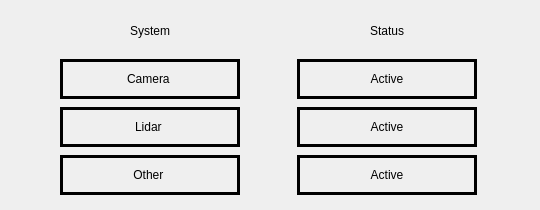
The window that amr_v4_qt/src/health_screen.ui (ColinSmith14/agv_gui) describes before a commit, drawn with Qt 5.
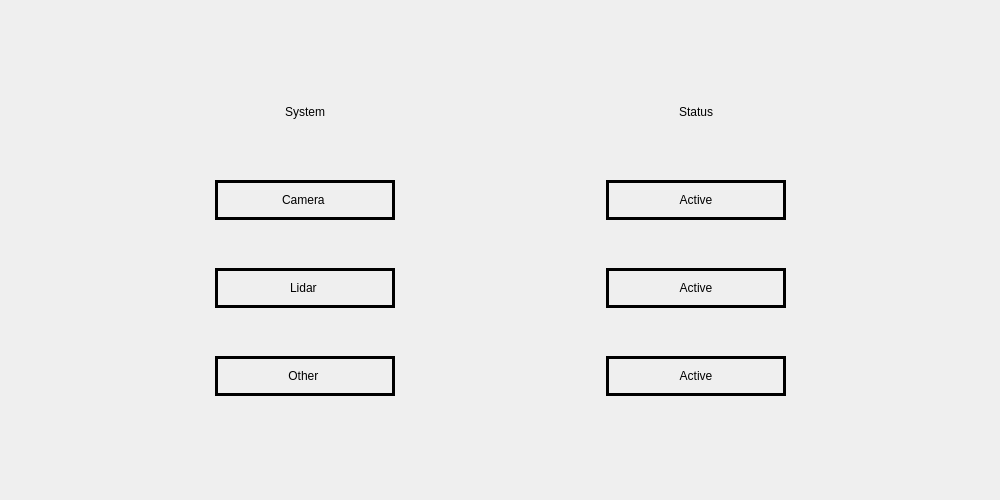
The same window after the commit.

```diff
--- a/amr_v4_qt/src/health_screen.ui
+++ b/amr_v4_qt/src/health_screen.ui
@@ -6,8 +6,8 @@
    <rect>
     <x>0</x>
     <y>0</y>
-    <width>540</width>
-    <height>210</height>
+    <width>1000</width>
+    <height>500</height>
    </rect>
   </property>
   <property name="windowTitle">
@@ -16,10 +16,10 @@
   <widget class="QWidget" name="verticalLayoutWidget">
    <property name="geometry">
     <rect>
-     <x>9</x>
-     <y>9</y>
-     <width>521</width>
-     <height>191</height>
+     <x>10</x>
+     <y>50</y>
+     <width>981</width>
+     <height>391</height>
     </rect>
    </property>
    <layout class="QVBoxLayout" name="verticalLayout">
```
